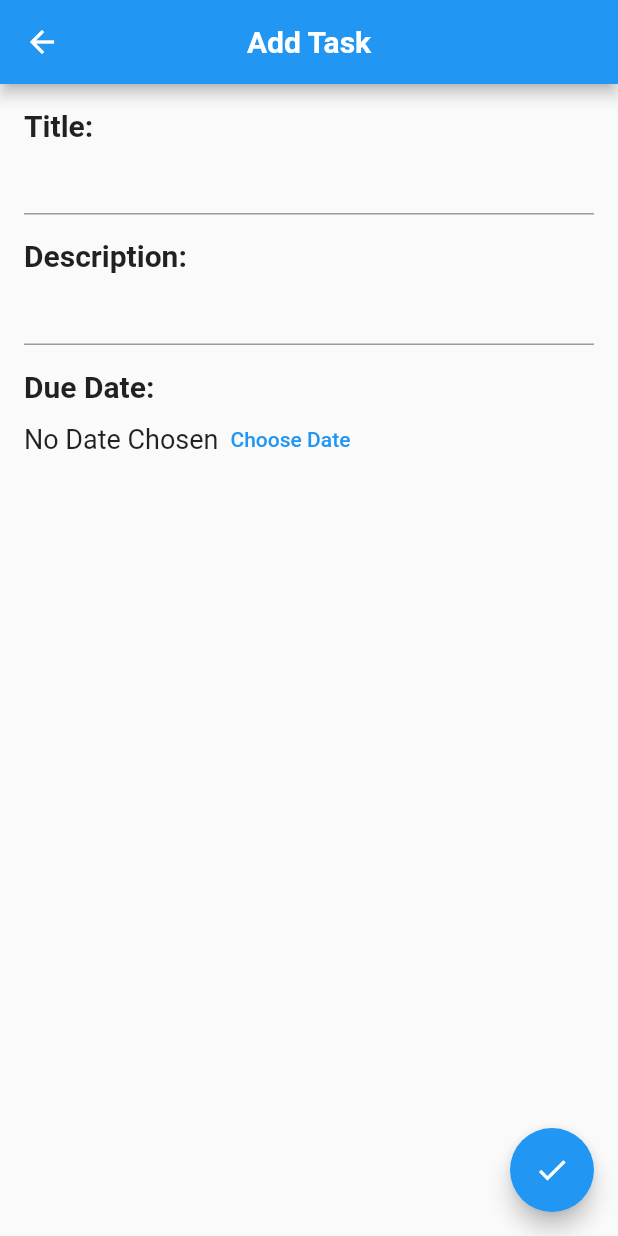
After one commit to bernadettealabado5/cc206-todo_list-, a Flutter app: the screen it shows after launch, after a tap on the "add" icon, on a phone screen of 412 x 824 dp. The commit adds this screen. Run offline on Flutter 3.47's test engine with Material 2 defaults, Android fonts, the light colour scheme and no system bars.

Commit message:
added the overall_task.dart

```diff
--- /dev/null
+++ b/lib/features/overall_task.dart
@@ -0,0 +1,276 @@
+import 'package:flutter/material.dart';
+import 'package:intl/intl.dart';
+
+class Task {
+  final String title;
+  final String description;
+  final DateTime date;
+  bool isCompleted = false;
+
+  Task(this.title, this.description, this.date);
+}
+
+class TaskListApp extends StatefulWidget {
+  const TaskListApp({super.key});
+
+  @override
+  _TaskListAppState createState() => _TaskListAppState();
+}
+
+class _TaskListAppState extends State<TaskListApp> {
+  List<Task> tasks = [];
+
+  void addTask(String title, String description, DateTime date) {
+    setState(() {
+      tasks.add(Task(title, description, date));
+    });
+  }
+
+  void completeTask(Task task) {
+    setState(() {
+      task.isCompleted = true;
+    });
+  }
+
+  void updateStatus() {
+    final now = DateTime.now();
+    for (var task in tasks) {
+      if (task.date.isBefore(now) && !task.isCompleted) {
+        task.isCompleted = false;
+      }
+    }
+  }
+
+  @override
+  Widget build(BuildContext context) {
+    updateStatus();
+    int pendingTasks = tasks
+        .where((task) => !task.isCompleted && task.date.isAfter(DateTime.now()))
+        .length;
+    int completedTasks = tasks.where((task) => task.isCompleted).length;
+    int missedTasks = tasks
+        .where(
+            (task) => !task.isCompleted && task.date.isBefore(DateTime.now()))
+        .length;
+
+    return Scaffold(
+      appBar: AppBar(
+        title: const Text('To-Do List App'),
+      ),
+      body: Column(
+        children: [
+          Padding(
+            padding: const EdgeInsets.all(16.0),
+            child: Row(
+              mainAxisAlignment: MainAxisAlignment.spaceAround,
+              children: [
+                TaskCountBox("Pending", pendingTasks, Colors.blue),
+                TaskCountBox("Completed", completedTasks, Colors.green),
+                TaskCountBox("Missed", missedTasks, Colors.red),
+              ],
+            ),
+          ),
+          Expanded(
+            child: ListView.builder(
+              itemCount: tasks.length,
+              itemBuilder: (context, index) {
+                Task task = tasks[index];
+                bool isCompleted =
+                    task.isCompleted || task.date.isBefore(DateTime.now());
+
+                return TaskListItem(
+                  task: task,
+                  isCompleted: isCompleted,
+                  completeTask: () {
+                    completeTask(task);
+                  },
+                );
+              },
+            ),
+          ),
+        ],
+      ),
+      floatingActionButton: FloatingActionButton(
+        onPressed: () {
+          Navigator.push(
+            context,
+            MaterialPageRoute(
+              builder: (context) => AddTaskScreen(
+                addTask: addTask,
+              ),
+            ),
+          );
+        },
+        child: const Icon(Icons.add),
+      ),
+    );
+  }
+}
+
+class TaskCountBox extends StatelessWidget {
+  final String label;
+  final int count;
+  final Color color;
+
+  const TaskCountBox(this.label, this.count, this.color, {super.key});
+
+  @override
+  Widget build(BuildContext context) {
+    return Column(
+      children: [
+        Text(
+          label,
+          style: TextStyle(
+              color: color, fontWeight: FontWeight.bold, fontSize: 20),
+        ),
+        Text(
+          count.toString(),
+          style: const TextStyle(fontWeight: FontWeight.bold, fontSize: 24),
+        ),
+      ],
+    );
+  }
+}
+
+class TaskListItem extends StatelessWidget {
+  final Task task;
+  final bool isCompleted;
+  final VoidCallback completeTask;
+
+  const TaskListItem({
+    Key? key,
+    required this.task,
+    required this.isCompleted,
+    required this.completeTask,
+  });
+
+  @override
+  Widget build(BuildContext context) {
+    final formattedDate = DateFormat.yMd().format(task.date);
+
+    return Card(
+      elevation: 3,
+      margin: const EdgeInsets.symmetric(vertical: 8, horizontal: 16),
+      child: ListTile(
+        leading: Icon(Icons.assignment,
+            color: isCompleted ? Colors.green : Colors.red),
+        title: Text(
+          task.title,
+          style: TextStyle(
+            fontSize: 18,
+            fontWeight: FontWeight.bold,
+            decoration: isCompleted ? TextDecoration.lineThrough : null,
+          ),
+        ),
+        subtitle: Column(
+          crossAxisAlignment: CrossAxisAlignment.start,
+          children: [
+            Text(
+              'Due Date: $formattedDate',
+              style: const TextStyle(fontSize: 16, fontWeight: FontWeight.bold),
+            ),
+            Text(
+              task.description,
+              style: const TextStyle(color: Colors.grey),
+            ),
+          ],
+        ),
+        trailing: IconButton(
+          icon: const Icon(Icons.check),
+          color: isCompleted ? Colors.grey : Colors.green,
+          onPressed: isCompleted ? null : completeTask,
+        ),
+      ),
+    );
+  }
+}
+
+class AddTaskScreen extends StatefulWidget {
+  final Function(String, String, DateTime) addTask;
+
+  const AddTaskScreen({super.key, required this.addTask});
+
+  @override
+  _AddTaskScreenState createState() => _AddTaskScreenState();
+}
+
+class _AddTaskScreenState extends State<AddTaskScreen> {
+  final titleController = TextEditingController();
+  final descriptionController = TextEditingController();
+  DateTime? selectedDate;
+
+  @override
+  Widget build(BuildContext context) {
+    return Scaffold(
+      appBar: AppBar(
+        title: const Text('Add Task'),
+      ),
+      body: Padding(
+        padding: const EdgeInsets.all(16.0),
+        child: Column(
+          crossAxisAlignment: CrossAxisAlignment.start,
+          children: [
+            const Text(
+              'Title:',
+              style: TextStyle(fontSize: 20, fontWeight: FontWeight.bold),
+            ),
+            TextField(controller: titleController),
+            const SizedBox(height: 16),
+            const Text(
+              'Description:',
+              style: TextStyle(fontSize: 20, fontWeight: FontWeight.bold),
+            ),
+            TextField(controller: descriptionController),
+            const SizedBox(height: 16),
+            const Text(
+              'Due Date:',
+              style: TextStyle(fontSize: 20, fontWeight: FontWeight.bold),
+            ),
+            Row(
+              children: [
+                Text(
+                  selectedDate == null
+                      ? 'No Date Chosen'
+                      : '${selectedDate?.toLocal()}'.split(' ')[0],
+                  style: const TextStyle(fontSize: 18),
+                ),
+                TextButton(
+                  onPressed: () {
+                    _selectDate(context);
+                  },
+                  child: const Text(
+                    'Choose Date',
+                    style: TextStyle(color: Colors.blue),
+                  ),
+                ),
+              ],
+            ),
+          ],
+        ),
+      ),
+      floatingActionButton: FloatingActionButton(
+        onPressed: () {
+          widget.addTask(titleController.text, descriptionController.text,
+              selectedDate ?? DateTime.now());
+          Navigator.pop(context);
+        },
+        child: const Icon(Icons.check),
+      ),
+    );
+  }
+
+  Future<void> _selectDate(BuildContext context) async {
+    final DateTime picked = (await showDatePicker(
+      context: context,
+      initialDate: selectedDate ?? DateTime.now(),
+      firstDate: DateTime(2000),
+      lastDate: DateTime(2101),
+    ))!;
+
+    if (picked != selectedDate) {
+      setState(() {
+        selectedDate = picked;
+      });
+    }
+  }
+}
--- a/pubspec.yaml
+++ b/pubspec.yaml
@@ -1,4 +1,4 @@
-name: cc206_todo_list_
+name: cc206_todo_list
 description: A new Flutter project.
 # The following line prevents the package from being accidentally published to
 # pub.dev using `flutter pub publish`. This is preferred for private packages.
@@ -30,6 +30,8 @@ environment:
 dependencies:
   flutter:
     sdk: flutter
+  intl: ^0.17.0 # Add the latest version of intl
+
 
 
   # The following adds the Cupertino Icons font to your application.
```
Also changed, not shown: config.json (added, +8 -0 lines), lib/features/sign_up_page.dart (+5 -5 lines), lib/main.dart (+15 -122 lines), pubspec.lock, 1 other file.
